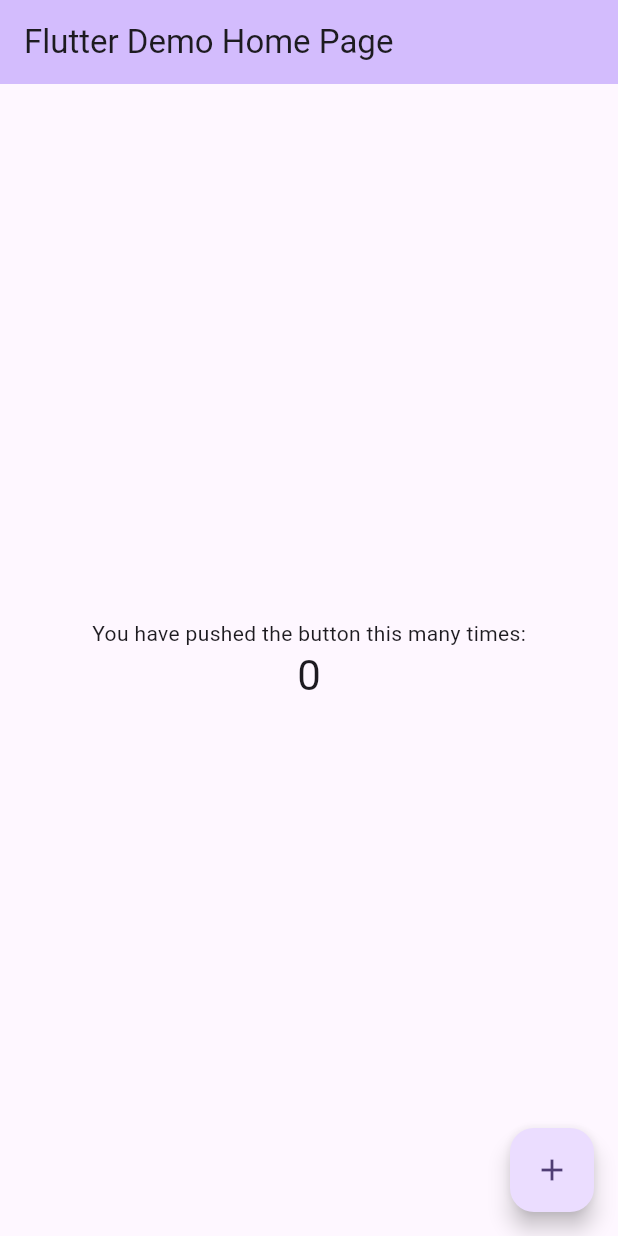
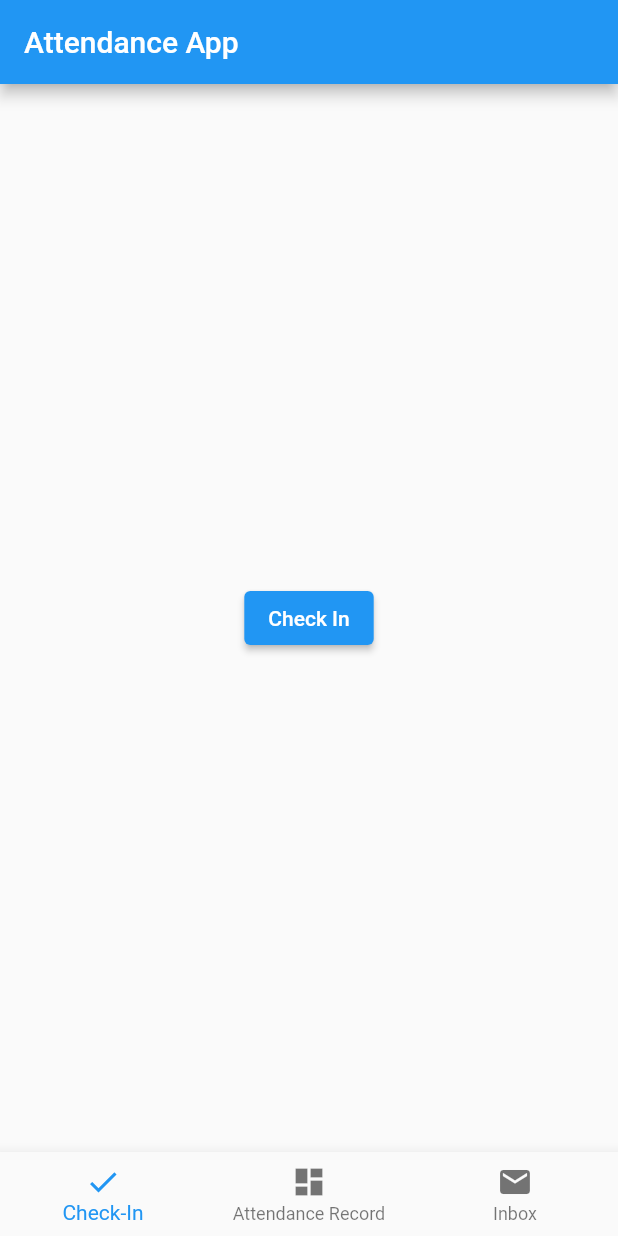
Before and after one commit to RussellStevenson/attendance_app, a Flutter app: the screen it shows after launch, on a phone screen of 412 x 824 dp. Run offline on Flutter 3.47's test engine with Material 2 defaults, Android fonts, the phone set to English and light mode, and no system bars.

Commit message:
first commit

```diff
--- /dev/null
+++ b/lib/attendance_record_screen.dart
@@ -0,0 +1,10 @@
+import 'package:flutter/material.dart';
+
+class AttendanceRecordScreen extends StatelessWidget {
+  @override
+  Widget build(BuildContext context) {
+    return Center(
+      child: Text('Attendance Record Screen'),
+    );
+  }
+}
--- /dev/null
+++ b/lib/check_in_screen.dart
@@ -0,0 +1,33 @@
+import 'package:flutter/material.dart';
+import 'package:provider/provider.dart';
+
+class CheckInScreen extends StatelessWidget {
+  @override
+  Widget build(BuildContext context) {
+    return Center(
+      child: ElevatedButton(
+        onPressed: () {
+          // Call the checkIn function to update the check-in time
+          Provider.of<AttendanceData>(context, listen: false).checkIn();
+        },
+        child: Text('Check In'),
+      ),
+    );
+  }
+}
+
+// Create a class to manage the attendance data using the Provider package
+class AttendanceData with ChangeNotifier {
+  List<String> attendanceRecords = [];
+
+  void checkIn() {
+    // Get the current time (you may need to import the 'intl' package for formatting)
+    String currentTime = DateTime.now().toLocal().toString();
+
+    // Add the check-in time to the list
+    attendanceRecords.add(currentTime);
+
+    // Notify listeners to update the UI
+    notifyListeners();
+  }
+}
--- a/lib/main.dart
+++ b/lib/main.dart
@@ -1,125 +1,66 @@
 import 'package:flutter/material.dart';
+import 'package:provider/provider.dart';
+import 'attendance_record_screen.dart';
+import 'check_in_screen.dart';
 
-void main() {
-  runApp(const MyApp());
-}
+void main() => runApp(
+  ChangeNotifierProvider(
+    create: (context) => AttendanceData(),
+    child: MyApp(),
+  ),
+);
 
 class MyApp extends StatelessWidget {
-  const MyApp({super.key});
-
-  // This widget is the root of your application.
   @override
   Widget build(BuildContext context) {
     return MaterialApp(
-      title: 'Flutter Demo',
-      theme: ThemeData(
-        // This is the theme of your application.
-        //
-        // TRY THIS: Try running your application with "flutter run". You'll see
-        // the application has a blue toolbar. Then, without quitting the app,
-        // try changing the seedColor in the colorScheme below to Colors.green
-        // and then invoke "hot reload" (save your changes or press the "hot
-        // reload" button in a Flutter-supported IDE, or press "r" if you used
-        // the command line to start the app).
-        //
-        // Notice that the counter didn't reset back to zero; the application
-        // state is not lost during the reload. To reset the state, use hot
-        // restart instead.
-        //
-        // This works for code too, not just values: Most code changes can be
-        // tested with just a hot reload.
-        colorScheme: ColorScheme.fromSeed(seedColor: Colors.deepPurple),
-        useMaterial3: true,
-      ),
-      home: const MyHomePage(title: 'Flutter Demo Home Page'),
+      title: 'Attendance App',
+      home: HomeScreen(),
     );
   }
 }
 
-class MyHomePage extends StatefulWidget {
-  const MyHomePage({super.key, required this.title});
-
-  // This widget is the home page of your application. It is stateful, meaning
-  // that it has a State object (defined below) that contains fields that affect
-  // how it looks.
-
-  // This class is the configuration for the state. It holds the values (in this
-  // case the title) provided by the parent (in this case the App widget) and
-  // used by the build method of the State. Fields in a Widget subclass are
-  // always marked "final".
-
-  final String title;
-
+class HomeScreen extends StatefulWidget {
   @override
-  State<MyHomePage> createState() => _MyHomePageState();
+  _HomeScreenState createState() => _HomeScreenState();
 }
 
-class _MyHomePageState extends State<MyHomePage> {
-  int _counter = 0;
-
-  void _incrementCounter() {
-    setState(() {
-      // This call to setState tells the Flutter framework that something has
-      // changed in this State, which causes it to rerun the build method below
-      // so that the display can reflect the updated values. If we changed
-      // _counter without calling setState(), then the build method would not be
-      // called again, and so nothing would appear to happen.
-      _counter++;
-    });
-  }
+class _HomeScreenState extends State<HomeScreen> {
+  int _currentIndex = 0;
+  final List<Widget> _screens = [
+    CheckInScreen(),
+    AttendanceRecordScreen(),
+  ];
 
   @override
   Widget build(BuildContext context) {
-    // This method is rerun every time setState is called, for instance as done
-    // by the _incrementCounter method above.
-    //
-    // The Flutter framework has been optimized to make rerunning build methods
-    // fast, so that you can just rebuild anything that needs updating rather
-    // than having to individually change instances of widgets.
     return Scaffold(
       appBar: AppBar(
-        // TRY THIS: Try changing the color here to a specific color (to
-        // Colors.amber, perhaps?) and trigger a hot reload to see the AppBar
-        // change color while the other colors stay the same.
-        backgroundColor: Theme.of(context).colorScheme.inversePrimary,
-        // Here we take the value from the MyHomePage object that was created by
-        // the App.build method, and use it to set our appbar title.
-        title: Text(widget.title),
+        title: Text('Attendance App'),
       ),
-      body: Center(
-        // Center is a layout widget. It takes a single child and positions it
-        // in the middle of the parent.
-        child: Column(
-          // Column is also a layout widget. It takes a list of children and
-          // arranges them vertically. By default, it sizes itself to fit its
-          // children horizontally, and tries to be as tall as its parent.
-          //
-          // Column has various properties to control how it sizes itself and
-          // how it positions its children. Here we use mainAxisAlignment to
-          // center the children vertically; the main axis here is the vertical
-          // axis because Columns are vertical (the cross axis would be
-          // horizontal).
-          //
-          // TRY THIS: Invoke "debug painting" (choose the "Toggle Debug Paint"
-          // action in the IDE, or press "p" in the console), to see the
-          // wireframe for each widget.
-          mainAxisAlignment: MainAxisAlignment.center,
-          children: <Widget>[
-            const Text(
-              'You have pushed the button this many times:',
-            ),
-            Text(
-              '$_counter',
-              style: Theme.of(context).textTheme.headlineMedium,
-            ),
-          ],
-        ),
+      body: _screens[_currentIndex],
+      bottomNavigationBar: BottomNavigationBar(
+        currentIndex: _currentIndex,
+        onTap: (index) {
+          setState(() {
+            _currentIndex = index;
+          });
+        },
+        items: [
+          BottomNavigationBarItem(
+            icon: Icon(Icons.check),
+            label: 'Check-In',
+          ),
+          BottomNavigationBarItem(
+            icon: Icon(Icons.dashboard),
+            label: 'Attendance Record',
+          ),
+          BottomNavigationBarItem(
+              icon: Icon(Icons.mail),
+          label: 'Inbox',
+          ),
+        ],
       ),
-      floatingActionButton: FloatingActionButton(
-        onPressed: _incrementCounter,
-        tooltip: 'Increment',
-        child: const Icon(Icons.add),
-      ), // This trailing comma makes auto-formatting nicer for build methods.
     );
   }
 }
--- a/pubspec.yaml
+++ b/pubspec.yaml
@@ -30,6 +30,7 @@ environment:
 dependencies:
   flutter:
     sdk: flutter
+  provider: ^6.1.1
 
 
   # The following adds the Cupertino Icons font to your application.
```
Also changed, not shown: pubspec.lock.
